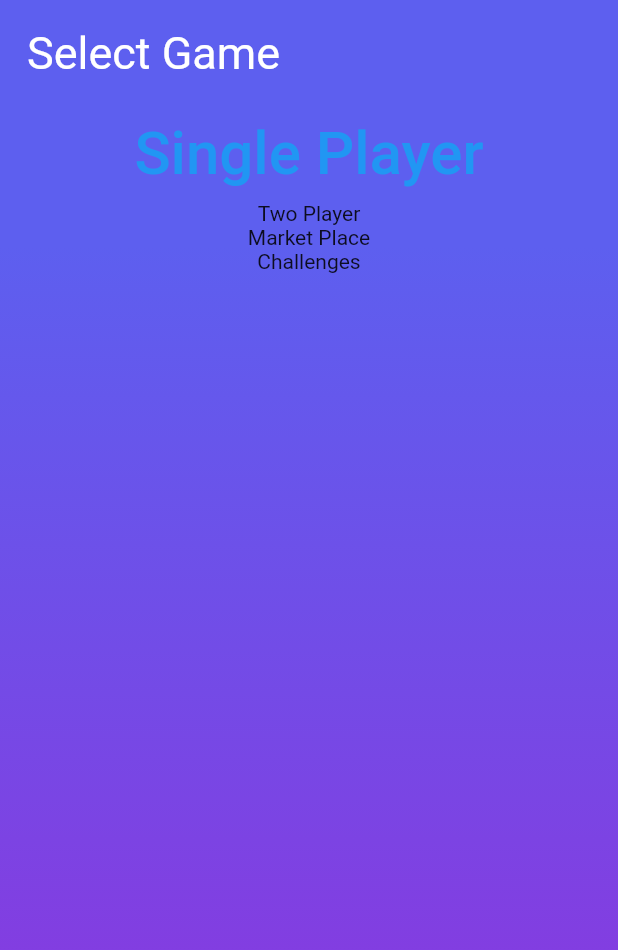
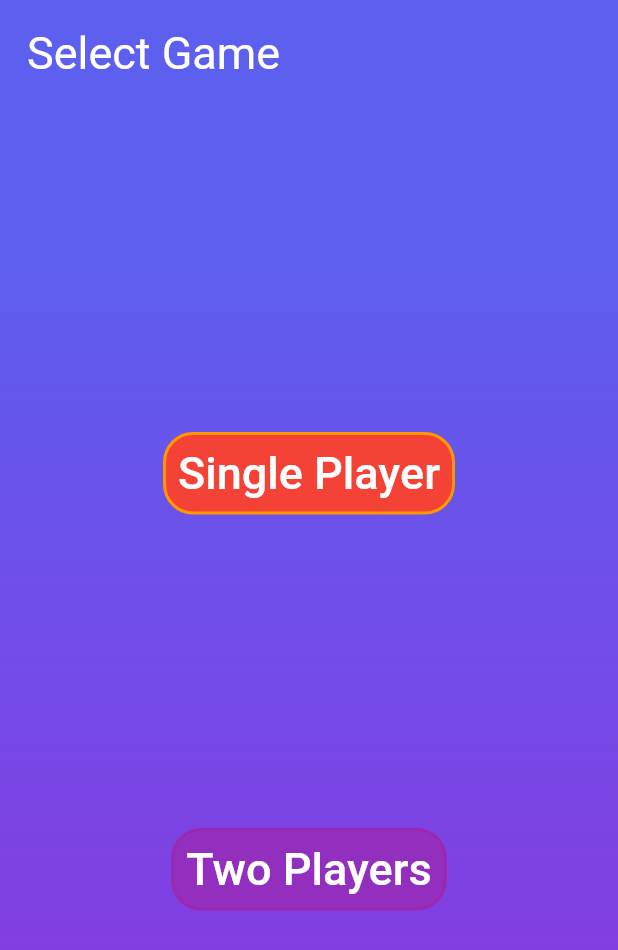
Before and after one commit to Prasadhadbe/TicTacToe, a Flutter app: the screen it shows after launch, after a tap on an icon or button, on a phone screen of 412 x 824 dp. Shown: the top 950 px of the screen. Run offline on Flutter 3.47's test engine with Material 2 defaults, Android fonts, the phone set to English and light mode, and no system bars.

Commit message:
Fixed wrong naming

```diff
--- a/lib/game_mode.dart
+++ b/lib/game_mode.dart
@@ -24,11 +24,16 @@ class _GameModeState extends State<GameMode> {
           padding: EdgeInsets.only(top: topPadding),
           decoration: const BoxDecoration(gradient: kGradient1),
           alignment: Alignment.center,
-            child: Column(
-                crossAxisAlignment: CrossAxisAlignment.center,
+          child: Align(
+            alignment: Alignment.topCenter,
+            child:
+                // SingleChildScrollView(
+                //   child:
+                Column(crossAxisAlignment: CrossAxisAlignment.center,
+                    // mainAxisAlignment: MainAxisAlignment.spaceEvenly,
                     children: [
                   const Align(
-                    alignment: Alignment.centerLeft,
+                    alignment: Alignment.topLeft,
                     child: Padding(
                       padding: EdgeInsets.all(18.0),
                       child: Text(
@@ -40,21 +45,85 @@ class _GameModeState extends State<GameMode> {
                       ),
                     ),
                   ),
-                  TextButton(
+                  // const SizedBox(
+                  //   height: 40,
+                  // ),
+                  Expanded(
+                    child: Padding(
+                      padding: const EdgeInsets.all(8.0),
+                      child: Column(
+                        mainAxisAlignment: MainAxisAlignment.spaceEvenly,
+                        children: [
+                          Container(
+                            decoration: BoxDecoration(
+                                color: Colors.red,
+                                shape: BoxShape.rectangle,
+                                borderRadius: BorderRadius.circular(20),
+                                border:
+                                    Border.all(color: Colors.orange, width: 2)),
+                            child: TextButton(
+                              onPressed: () {},
+                              child: const Text(
+                                "Single Player",
+                                style: TextStyle(
+                                    color: Colors.white, fontSize: 30),
+                              ),
+                            ),
+                          ),
+                          // const SizedBox(
+                          //   height: 40,
+                          // ),
+                          Container(
+                            decoration: BoxDecoration(
+                                color: Colors.purple.withOpacity(.7),
+                                shape: BoxShape.rectangle,
+                                borderRadius: BorderRadius.circular(20),
+                                border:
+                                    Border.all(color: Colors.purple, width: 2)),
+                            child: TextButton(
                               onPressed: () {
                                 Navigator.pushNamed(
                                     context, SinglePlayer.singlePlayerRoute);
                               },
                               child: const Text(
-                      "Single Player",
-                      style: TextStyle(fontSize: 40),
+                                "Two Players",
+                                style: TextStyle(
+                                    color: Colors.white, fontSize: 30),
                               ),
                             ),
-                  Text("Two Player"),
-                  Text("Market Place"),
-                  Text("Challenges"),
+                          ),
+                          // const SizedBox(
+                          //   height: 40,
+                          // ),
+                          // TextButton(
+                          //   onPressed: () {},
+                          //   child: const Text(
+                          //     "Market Place",
+                          //     style: TextStyle(fontSize: 30),
+                          //   ),
+                          // ),
+                          // // const SizedBox(
+                          // //   height: 40,
+                          // // ),
+                          // TextButton(
+                          //   onPressed: () {},
+                          //   child: const Text(
+                          //     "Challenges",
+                          //     style: TextStyle(fontSize: 30),
+                          //   ),
+                          // ),
+                          // // const SizedBox(
+                          // //   height: 40,
+                          // // ),
+                        ],
+                      ),
+                    ),
+                  )
                 ]),
-          )),
+          ),
+        ),
+        //),
+      ),
     );
   }
 }
--- a/lib/main.dart
+++ b/lib/main.dart
@@ -17,7 +17,8 @@ class MyApp extends StatelessWidget {
       title: 'Tic Tac Toe',
       theme: ThemeData(
         scaffoldBackgroundColor: Colors.transparent,
-        primarySwatch: Colors.blue,
+        primaryColor: Colors.white,
+        // primarySwatch: Colors.,
       ),
       home: MyHomePage(title: 'Tic Tac Toe'),
       onGenerateRoute: (RouteSettings settings) =>
```
Lines whose indentation alone changed are shown as unchanged.
